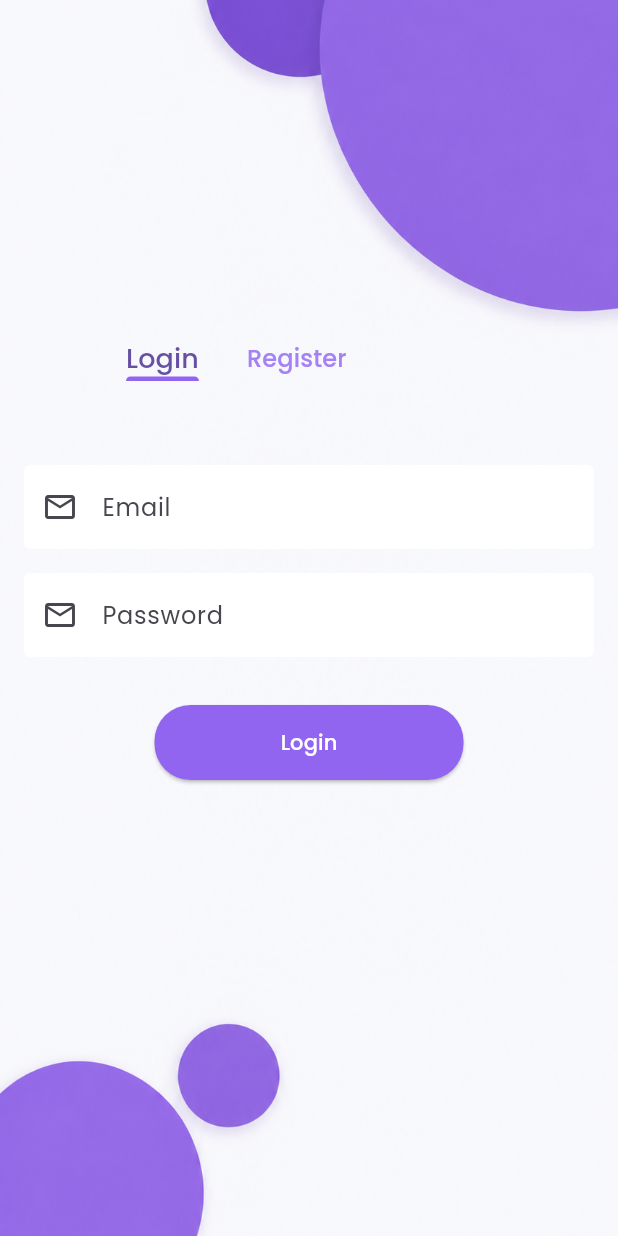
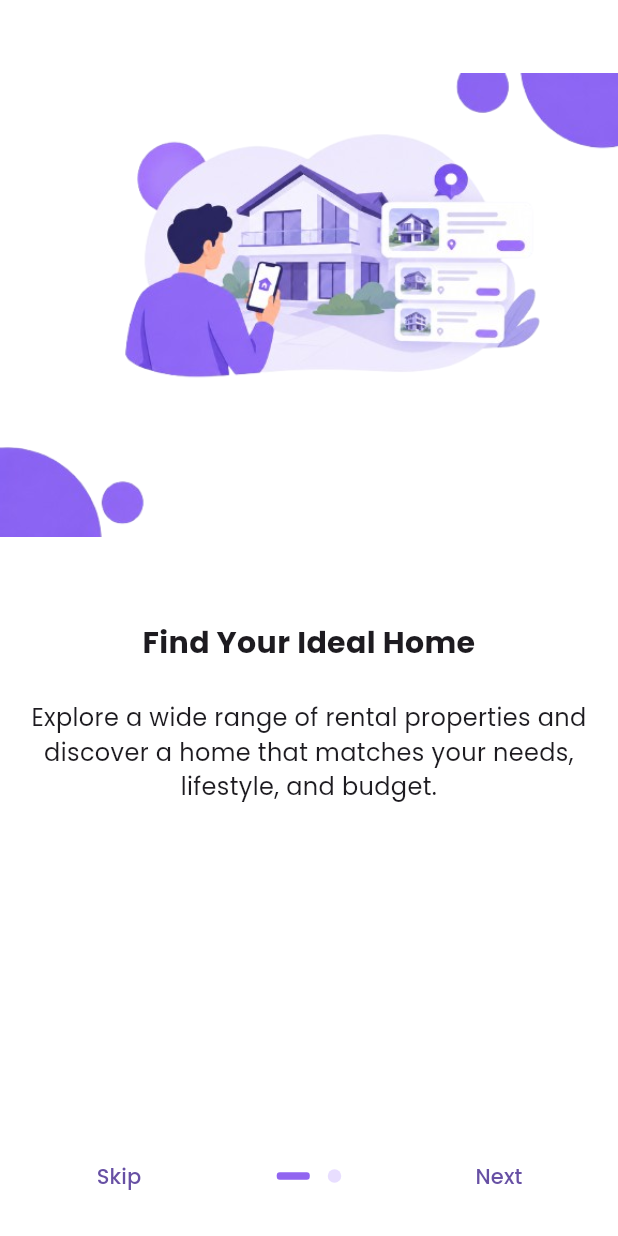
Before and after one commit to Faraz-Sarwar/Rentee-Real-Estate-Flutter-App, a Flutter app: the screen it shows after launch, on a phone screen of 412 x 824 dp. Run offline on Flutter 3.47's test engine with Material 3 defaults, Android fonts, the light colour scheme and no system bars; drawn by our look-alikes of introduction_screen; our stand-ins replace cloud_firestore, firebase_auth, firebase_core, flutter_riverpod, fluttertoast, shared_preferences; accounts and stored records are empty.

Commit message:
added on boarding screen and logic

```diff
--- a/lib/components/Sign_up_view.dart
+++ b/lib/components/Sign_up_view.dart
@@ -3,6 +3,7 @@ import 'package:rentee_real_estate/components/custom_button.dart';
 import 'package:rentee_real_estate/components/custom_text_field.dart';
 
 class SignUpView extends StatelessWidget {
+  final TextEditingController userNameController;
   final TextEditingController emailController;
   final TextEditingController passController;
   final TextEditingController confirmPassController;
@@ -14,6 +15,7 @@ class SignUpView extends StatelessWidget {
   final VoidCallback onPressed;
   const SignUpView({
     super.key,
+    required this.userNameController,
     required this.emailController,
     required this.passController,
     required this.confirmPassController,
@@ -29,6 +31,8 @@ class SignUpView extends StatelessWidget {
     return Column(
       children: [
         const SizedBox(height: 32),
+        CustomTextField(controller: userNameController, hintText: "Username"),
+        const SizedBox(height: 16),
         CustomTextField(controller: emailController, hintText: "Email"),
         const SizedBox(height: 16),
         CustomTextField(controller: passController, hintText: "Password"),
--- a/lib/main.dart
+++ b/lib/main.dart
@@ -3,16 +3,24 @@ import 'package:flutter/material.dart';
 import 'package:flutter_riverpod/flutter_riverpod.dart';
 import 'package:rentee_real_estate/Utilities/colors.dart';
 import 'package:rentee_real_estate/firebase_options.dart';
-import 'package:rentee_real_estate/views/login_screen.dart';
+import 'package:rentee_real_estate/views/auth_wrapper.dart';
+import 'package:rentee_real_estate/views/on_boarding.dart';
+import 'package:shared_preferences/shared_preferences.dart';
+
+final onboardKey = 'hasSeenOnboarding';
 
 Future<void> main() async {
   WidgetsFlutterBinding.ensureInitialized();
+  final prefs = await SharedPreferences.getInstance();
+  final seenOnboarding = prefs.getBool(onboardKey) ?? false;
+
   await Firebase.initializeApp(options: DefaultFirebaseOptions.currentPlatform);
-  runApp(ProviderScope(child: const MyApp()));
+  runApp(ProviderScope(child: MyApp(hasSeenOnboarding: seenOnboarding)));
 }
 
 class MyApp extends StatelessWidget {
-  const MyApp({super.key});
+  final bool hasSeenOnboarding;
+  const MyApp({super.key, required this.hasSeenOnboarding});
   @override
   Widget build(BuildContext context) {
     return MaterialApp(
@@ -22,7 +30,7 @@ class MyApp extends StatelessWidget {
         primaryColor: AppColors.primary,
         fontFamily: "Poppins",
       ),
-      home: LoginScreen(),
+      home: hasSeenOnboarding ? const AuthWrapper() : const OnBoardingScreen(),
     );
   }
 }
--- a/lib/view_models/auth_vm/auth_vm.dart
+++ b/lib/view_models/auth_vm/auth_vm.dart
@@ -1,6 +1,10 @@
 import 'package:flutter_riverpod/legacy.dart';
 import 'package:rentee_real_estate/repositories/auth/auth_repo.dart';
 import 'package:rentee_real_estate/view_models/auth_vm/auth_state.dart';
+
+final authProvider = StateNotifierProvider<AuthViewModel, AuthState>(
+  (ref) => AuthViewModel(),
+);
 
 class AuthViewModel extends StateNotifier<AuthState> {
   final AuthRepo _repo = AuthRepo();
@@ -16,13 +20,17 @@ class AuthViewModel extends StateNotifier<AuthState> {
     }
   }
 
-  Future<void> SignUp(String email, String password) async {
+  Future<void> SignUp(String userName, String email, String password) async {
     state = AuthState(isLoading: true);
     try {
-      await _repo.signUpWithEmailAndPassword(email, password);
+      await _repo.signUpWithEmailAndPassword(userName, email, password);
       state = AuthState(isLoading: false);
     } catch (e) {
       state = AuthState(isLoading: false, error: e.toString());
     }
   }
+
+  Future<void> logOut() async {
+    await _repo.logOut();
+  }
 }
--- /dev/null
+++ b/lib/views/on_boarding.dart
@@ -0,0 +1,76 @@
+import 'package:flutter/cupertino.dart';
+import 'package:flutter/material.dart';
+import 'package:introduction_screen/introduction_screen.dart';
+import 'package:rentee_real_estate/Utilities/colors.dart';
+import 'package:rentee_real_estate/main.dart';
+import 'package:rentee_real_estate/views/auth_screen.dart';
+import 'package:shared_preferences/shared_preferences.dart';
+
+class OnBoardingScreen extends StatefulWidget {
+  const OnBoardingScreen({super.key});
+
+  @override
+  State<OnBoardingScreen> createState() => _OnBoardingScreenState();
+}
+
+class _OnBoardingScreenState extends State<OnBoardingScreen> {
+  Future<void> completeOnboarding(BuildContext context) async {
+    final prefs = await SharedPreferences.getInstance();
+    await prefs.setBool(onboardKey, true);
+    if (context.mounted) {
+      Navigator.pushReplacement(
+        context,
+        CupertinoPageRoute(builder: (context) => AuthScreen()),
+      );
+    }
+  }
+
+  @override
+  Widget build(BuildContext context) {
+    return Scaffold(
+      body: IntroductionScreen(
+        globalBackgroundColor: AppColors.white,
+        pages: <PageViewModel>[
+          PageViewModel(
+            title: "Find Your Ideal Home",
+            body:
+                "Explore a wide range of rental properties and discover a home that matches your needs, lifestyle, and budget.",
+            image: Image.asset(
+              "assets/images/onboard_1.png",
+              fit: BoxFit.cover,
+            ),
+            decoration: PageDecoration(bodyTextStyle: TextStyle(fontSize: 16)),
+          ),
+
+          PageViewModel(
+            title: "Explore & Compare",
+            body:
+                "Browse property details, compare your options, and find the right place with everything you need in one app.",
+            image: Image.asset(
+              "assets/images/onboard_2.png",
+              fit: BoxFit.cover,
+            ),
+            decoration: PageDecoration(bodyTextStyle: TextStyle(fontSize: 16)),
+          ),
+        ],
+        showDoneButton: true,
+        done: const Text('Done'),
+        onDone: () => completeOnboarding(context),
+        showSkipButton: true,
+        skip: const Text('Skip'),
+        onSkip: () => completeOnboarding(context),
+        showNextButton: true,
+        next: const Text('Next'),
+        showBackButton: true,
+        back: const Text('Go back'),
+        dotsDecorator: DotsDecorator(
+          activeSize: Size(22, 5),
+          color: AppColors.primarySoft,
+          activeShape: RoundedRectangleBorder(
+            borderRadius: BorderRadius.circular(2),
+          ),
+        ),
+      ),
+    );
+  }
+}
--- a/pubspec.yaml
+++ b/pubspec.yaml
@@ -39,6 +39,8 @@ dependencies:
   cloud_firestore: ^6.8.0
   flutter_riverpod: ^3.3.2
   fluttertoast: ^9.0.0
+  shared_preferences: ^2.5.5
+  introduction_screen: ^4.0.0
 
 dev_dependencies:
   flutter_test:
```
Also changed, not shown: lib/repositories/auth/auth_repo.dart (+15 -4 lines), lib/view_models/data_vm/data_state.dart (added, +12 -0 lines), lib/view_models/data_vm/user_data.dart (added, +10 -0 lines), lib/views/auth_screen.dart (renamed from lib/views/login_screen.dart, +18 -39 lines), lib/views/auth_wrapper.dart (added, +29 -0 lines), lib/views/home_screen.dart (+18 -4 lines), assets/images/launcher_icon.png, assets/images/onboard_1.png (added), assets/images/onboard_2.png (added), pubspec.lock, 28 other files.
